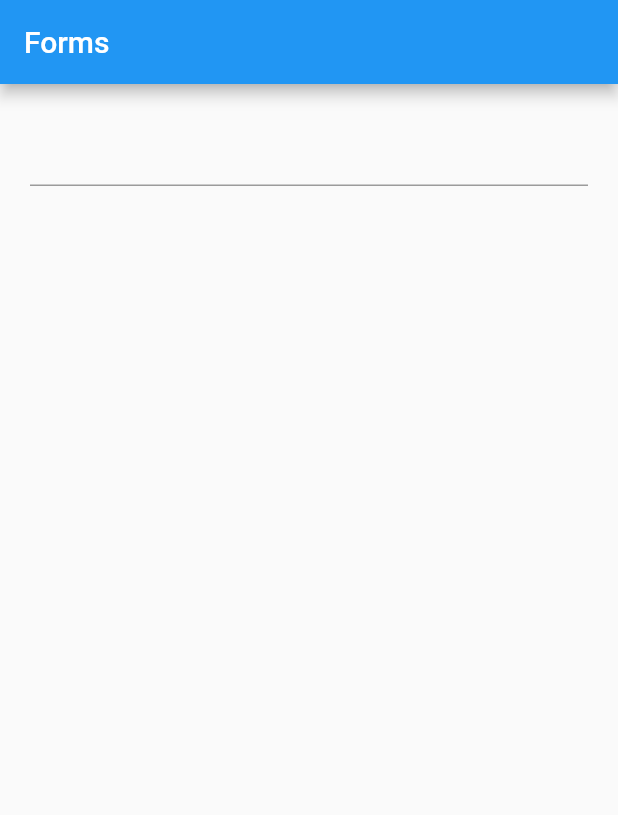
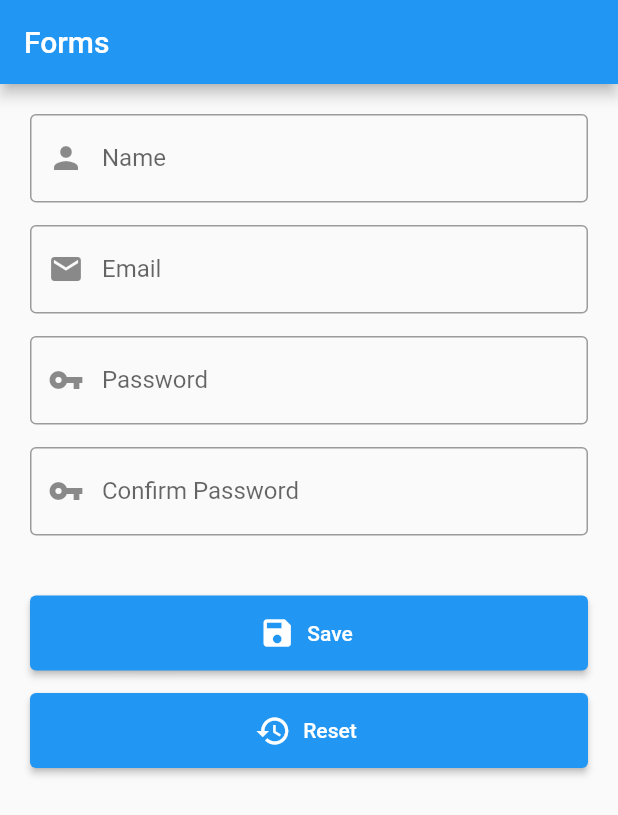
Before and after one commit to rpsousa91/flutternado_learn, a Flutter app: the screen it shows after launch, on a phone screen of 412 x 824 dp. Shown: the top 815 px of the screen. Run offline on Flutter 3.47's test engine with Material 2 defaults, Android fonts, the phone set to English and light mode, and no system bars.

Commit message:
Multiplos inputs

```diff
--- a/lib/main.dart
+++ b/lib/main.dart
@@ -39,17 +39,83 @@
         padding: const EdgeInsets.all(20),
         child: Column(
           children: [
-            TextField(
-              controller: controller,
+            CustomTextField(
+              label: 'Name',
+              icon: Icons.person,
             ),
-            AnimatedBuilder(
-                animation: controller,
-                builder: (_, __) {
-                  return Text(controller.text);
-                }),
+            SizedBox(
+              height: 15,
+            ),
+            CustomTextField(
+              label: 'Email',
+              icon: Icons.email,
+            ),
+            SizedBox(
+              height: 15,
+            ),
+            CustomTextField(
+              label: 'Password',
+              icon: Icons.vpn_key,
+            ),
+            SizedBox(
+              height: 15,
+            ),
+            CustomTextField(
+              label: 'Confirm Password',
+              icon: Icons.vpn_key,
+            ),
+            SizedBox(
+              height: 40,
+            ),
+            SizedBox(
+              width: double.infinity,
+              height: 50,
+              child: ElevatedButton.icon(
+                onPressed: () {},
+                icon: Icon(Icons.save),
+                label: Text('Save'),
+              ),
+            ),
+            SizedBox(
+              height: 15,
+            ),
+            SizedBox(
+              width: double.infinity,
+              height: 50,
+              child: ElevatedButton.icon(
+                onPressed: () {},
+                icon: Icon(Icons.restore),
+                label: Text('Reset'),
+              ),
+            ),
           ],
         ),
       ),
     );
   }
 }
+
+class CustomTextField extends StatelessWidget {
+  final String label;
+  final IconData? icon;
+
+  const CustomTextField({Key? key, required this.label, this.icon})
+      : super(key: key);
+
+  @override
+  Widget build(BuildContext context) {
+    return TextField(
+      //controller: controller,
+      decoration: InputDecoration(
+          labelText: label,
+          hintText: 'Type $label...',
+          border: OutlineInputBorder(),
+          prefixIcon: icon == null ? null : Icon(icon)),
+    );
+    /* AnimatedBuilder(
+                animation: controller,
+                builder: (_, __) {
+                  return Text(controller.text);
+                }), */
+  }
+}
```
